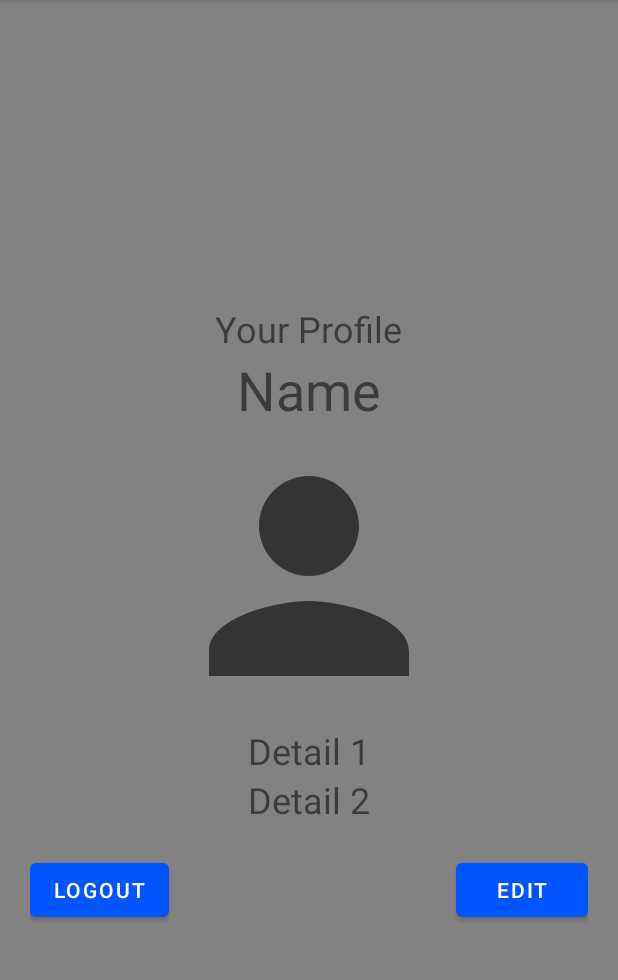
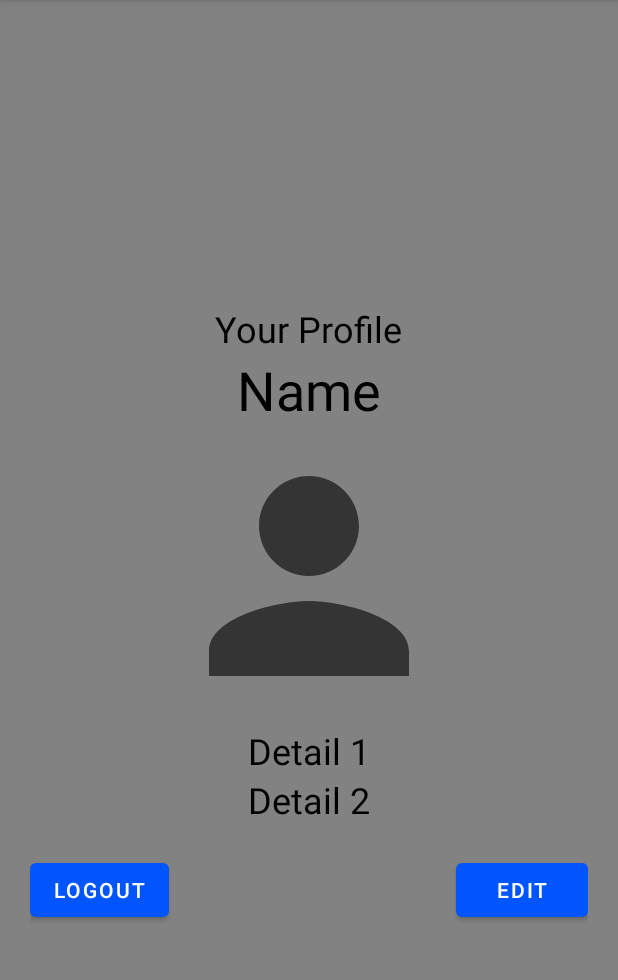
Before and after one commit to jacksob1/WorkoutTracker, an Android app: the screen it shows after launch (MainActivity), in the side drawer, after a tap on "Profile", on a phone screen of 412 x 824 dp, the part 84-1064 px from its top. Run offline under Robolectric (Android 15) with nearby library versions, the phone set to English and light mode, and no system bars; our stand-ins replace Firebase (no records; nobody signed in at launch, a user with empty details on screens opened directly), navigation-ui; libraries missing offline, so code that uses them is left out: com.firebase.ui; 11 statements that could not run were skipped.

Commit message:
standardizing theme between dark and light mode

```diff
--- a/WorkoutTracker/app/src/main/res/values-night/themes.xml
+++ b/WorkoutTracker/app/src/main/res/values-night/themes.xml
@@ -2,13 +2,14 @@
     <!-- Base application theme. -->
     <style name="Theme.WorkoutTracker" parent="Theme.MaterialComponents.DayNight.DarkActionBar">
         <!-- Primary brand color. -->
-        <item name="colorPrimary">@color/purple_200</item>
+        <item name="colorPrimary">@color/blue</item>
         <item name="colorPrimaryVariant">@color/purple_700</item>
-        <item name="colorOnPrimary">@color/black</item>
+        <item name="colorOnPrimary">@color/white</item>
+        <item name="android:textColor">@color/black</item>
         <!-- Secondary brand color. -->
-        <item name="colorSecondary">@color/teal_200</item>
-        <item name="colorSecondaryVariant">@color/teal_200</item>
-        <item name="colorOnSecondary">@color/black</item>
+<!--        <item name="colorSecondary">@color/teal_200</item>-->
+<!--        <item name="colorSecondaryVariant">@color/teal_200</item>-->
+<!--        <item name="colorOnSecondary">@color/black</item>-->
         <!-- Status bar color. -->
         <item name="android:statusBarColor" tools:targetApi="l">?attr/colorPrimaryVariant</item>
         <!-- Customize your theme here. -->
--- a/WorkoutTracker/app/src/main/res/values/themes.xml
+++ b/WorkoutTracker/app/src/main/res/values/themes.xml
@@ -5,6 +5,7 @@
         <item name="colorPrimary">@color/blue</item>
         <item name="colorPrimaryVariant">@color/purple_700</item>
         <item name="colorOnPrimary">@color/white</item>
+        <item name="android:textColor">@color/black</item>
         <!-- Secondary brand color. -->
 <!--        <item name="colorSecondary">@color/teal_200</item>-->
 <!--        <item name="colorSecondaryVariant">@color/teal_700</item>-->
```
